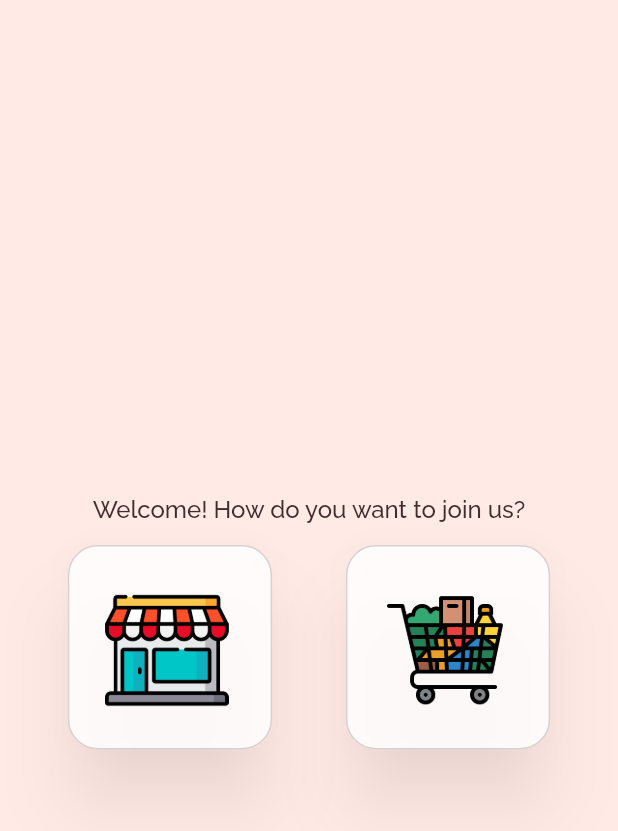
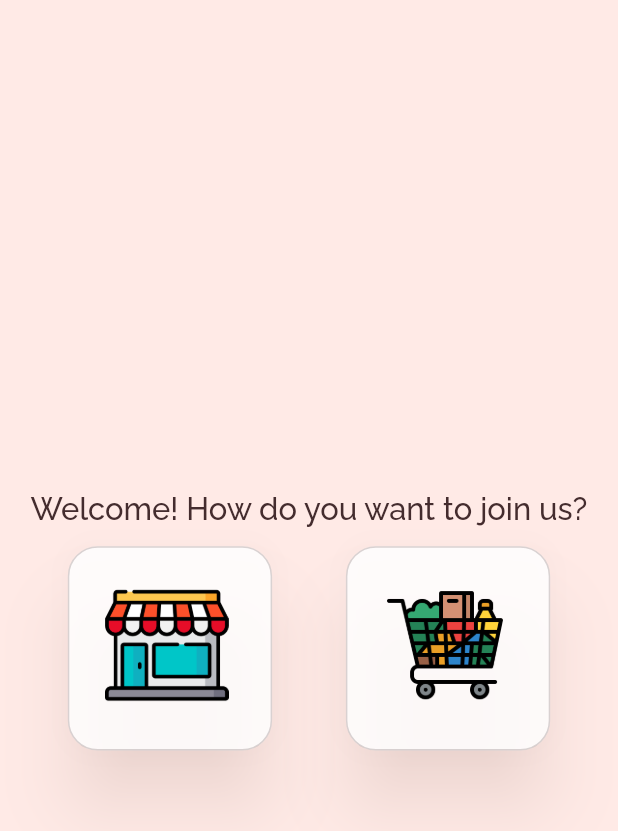
Before and after one commit to nayakastha/legendary-lamp, a Flutter app: the screen it shows after launch, on a phone screen of 412 x 824 dp. Shown: the top 831 px of the screen. Run offline on Flutter 3.47's test engine with Material 2 defaults, Android fonts, the phone set to English and light mode, and no system bars; our stand-ins replace flutter_hooks, lottie, shared_preferences, stacked.

Commit message:
UI scaling using Size Config

```diff
--- a/application/lib/ui/views/choice/choiceview.dart
+++ b/application/lib/ui/views/choice/choiceview.dart
@@ -1,4 +1,5 @@
 import 'package:application/ui/constants.dart';
+import 'package:application/ui/ui_scaling.dart';
 import 'package:application/ui/views/choice/choiceviewmodel.dart';
 import 'package:flutter/material.dart';
 import 'package:stacked/stacked.dart';
@@ -15,11 +16,14 @@ class ChoiceView extends StatelessWidget {
                 mainAxisAlignment: MainAxisAlignment.center,
                 children: [
                   Container(
-                    padding: EdgeInsets.symmetric(vertical: 10.0),
+                    padding: EdgeInsets.symmetric(
+                        vertical: SizeConfig.blockSizeVertical),
                     alignment: Alignment.center,
                     child: Text(
                       "Welcome! How do you want to join us?",
-                      style: TextStyle(color: secondaryColor, fontSize: 16),
+                      style: TextStyle(
+                          color: secondaryColor,
+                          fontSize: SizeConfig.blockSizeHorizontal * 5),
                     ),
                   ),
                   Row(
@@ -58,8 +62,8 @@ Widget choiceCard(
       children: [
         Container(
           color: bgColor,
-          height: MediaQuery.of(context).size.shortestSide * 0.35,
-          width: MediaQuery.of(context).size.shortestSide * 0.35,
+          height: SizeConfig.blockSizeHorizontal * 35,
+          width: SizeConfig.blockSizeHorizontal * 35,
           child: Card(
             color: Colors.white.withOpacity(0.85),
             elevation: 20,
@@ -74,13 +78,13 @@ Widget choiceCard(
           ),
         ),
         Positioned(
-          left: MediaQuery.of(context).size.shortestSide * 0.07,
-          top: MediaQuery.of(context).size.shortestSide * 0.08,
+          left: SizeConfig.blockSizeHorizontal * 7,
+          top: SizeConfig.blockSizeHorizontal * 7,
           child: Image.asset(
             asset,
             semanticLabel: name,
-            height: MediaQuery.of(context).size.shortestSide * 0.2,
-            width: MediaQuery.of(context).size.shortestSide * 0.2,
+            height: SizeConfig.blockSizeHorizontal * 20,
+            width: SizeConfig.blockSizeHorizontal * 20,
             colorBlendMode: BlendMode.dstIn,
             alignment: Alignment.center,
             errorBuilder: (BuildContext context, Object exception,
--- a/application/pubspec.yaml
+++ b/application/pubspec.yaml
@@ -18,7 +18,7 @@ dependencies:
   flutter_hooks: ^0.16.0
   stacked: ^1.9.7
   shared_preferences: ^2.0.5
-  qr_code_scanner: ^0.4.0
+
 
 dev_dependencies:
   flutter_test:
```
Also changed, not shown: application/lib/ui/views/customer/c_home/c_homeview.dart (+12 -5 lines), application/lib/ui/views/startup/splashview.dart (+6 -1 lines), application/lib/ui/widgets/search.dart (+24 -25 lines), application/pubspec.lock, 2 other files.
